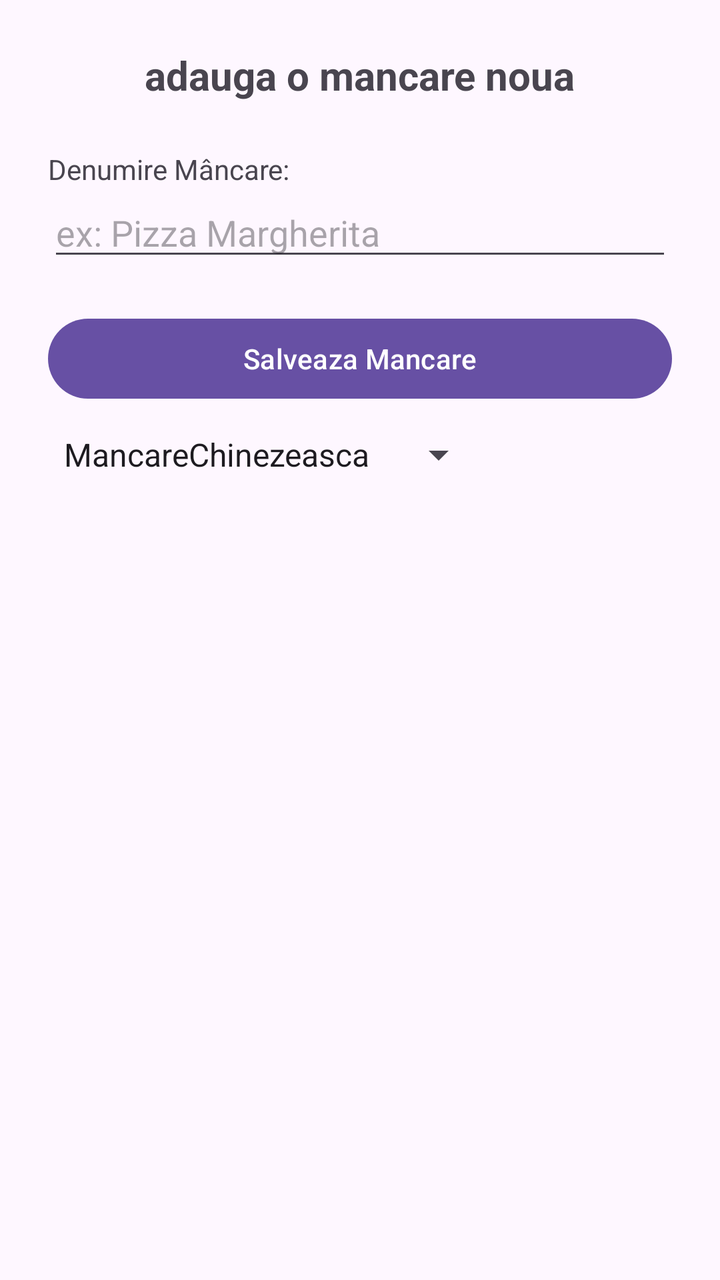
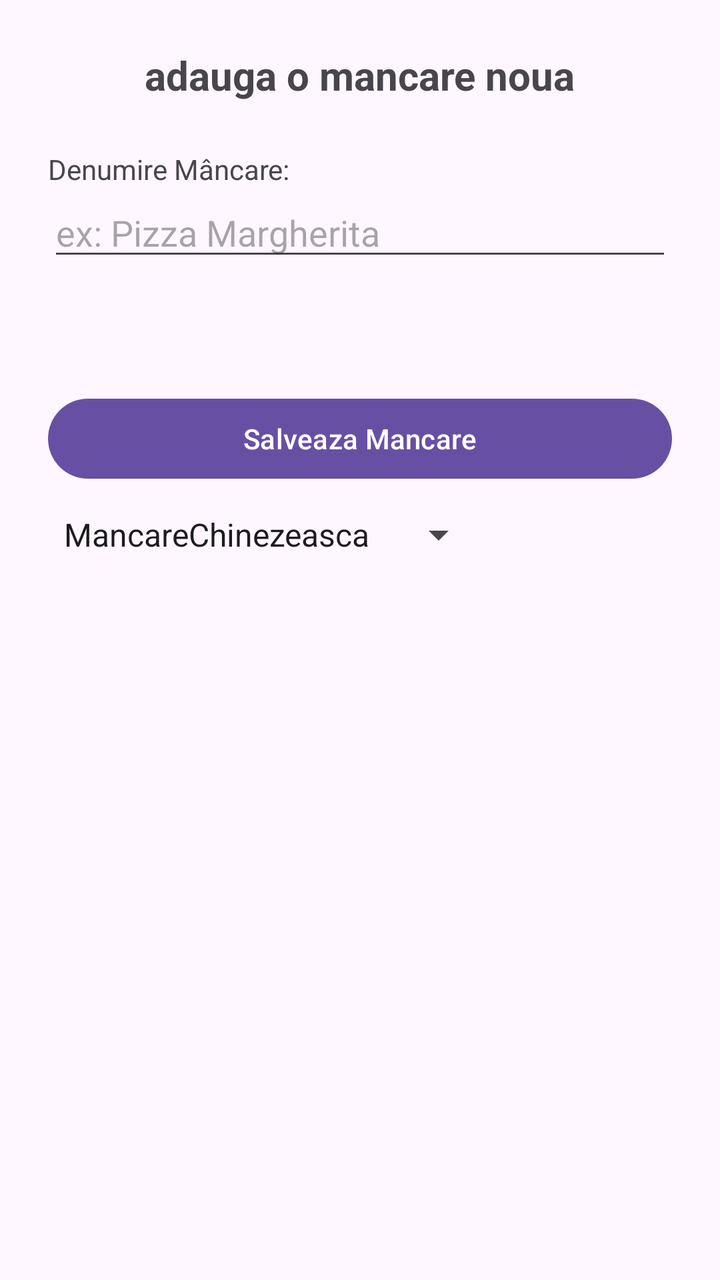

Two renders of the same Android screen: before a commit and after it. Below are the layout's source before the change and the commit's diff.
<!-- AndroidManifest.xml: application theme Theme.Marinoiu_Alexandra_ActivitateDAM2026 -->
<!-- res/layout/activity_add_mancare.xml -->
<?xml version="1.0" encoding="utf-8"?>
<LinearLayout xmlns:android="http://schemas.android.com/apk/res/android"
    xmlns:app="http://schemas.android.com/apk/res-auto"
    xmlns:tools="http://schemas.android.com/tools"
    android:id="@+id/main"
    android:layout_width="match_parent"
    android:layout_height="match_parent"
    android:orientation="vertical"
    tools:context=".AddMancareActivity"
    android:padding="24dp">


    <TextView
        android:id="@+id/tvTitlu"
        android:layout_width="wrap_content"
        android:layout_height="wrap_content"
        android:text="@string/AdaugaMancareNoua"
        android:textSize="20sp"
        android:textStyle="bold"
        android:layout_gravity="center_horizontal"
        android:layout_marginBottom="24dp" />

    <TextView
        android:layout_width="wrap_content"
        android:layout_height="wrap_content"
        android:text="@string/DenumireMancare"
        android:textSize="14sp"/>


    <EditText
        android:id="@+id/etDenumire"
        android:layout_width="match_parent"
        android:layout_height="wrap_content"
        android:hint="@string/ExPizzaMargherita"
        android:inputType="text"
        android:layout_marginBottom="20dp"/>

    <Button
        android:id="@+id/btnSalveaza"
        android:layout_width="match_parent"
        android:layout_height="wrap_content"
        android:text="@string/SalveazaMancare"
        android:textSize="14sp"
        />

    <Spinner
        android:id="@+id/spCategorie"
        android:layout_width="wrap_content"
        android:layout_height="wrap_content"
        android:entries="@array/Tipuri"
        android:minHeight="48dp"
        android:layout_marginBottom="32dp"
/>

</LinearLayout>
<!-- resources referenced by this layout -->
<resources>
  <string-array name="Tipuri">
      <item>MancareChinezeasca</item>
      <item>MancareItalieneasca</item>
      <item>MancareMexicana</item>
      <item>MancareRomaneasca</item>
  </string-array>
  <string name="AdaugaMancareNoua">adauga o mancare noua</string>
  <string name="DenumireMancare">Denumire Mâncare:</string>
  <string name="ExPizzaMargherita">ex: Pizza Margherita</string>
  <string name="SalveazaMancare">Salveaza Mancare</string>
  <style name="Theme.Marinoiu_Alexandra_ActivitateDAM2026" parent="Base.Theme.Marinoiu_Alexandra_ActivitateDAM2026" />
  <style name="Base.Theme.Marinoiu_Alexandra_ActivitateDAM2026" parent="Theme.Material3.DayNight.NoActionBar">
          
          
      </style>
</resources>

<!-- the commit's change to res/layout/activity_add_mancare.xml (unified diff, before → after) -->
@@ -33,7 +33,7 @@
         android:layout_height="wrap_content"
         android:hint="@string/ExPizzaMargherita"
         android:inputType="text"
-        android:layout_marginBottom="20dp"/>
+        android:layout_marginBottom="60dp"/>
 
     <Button
         android:id="@+id/btnSalveaza"
